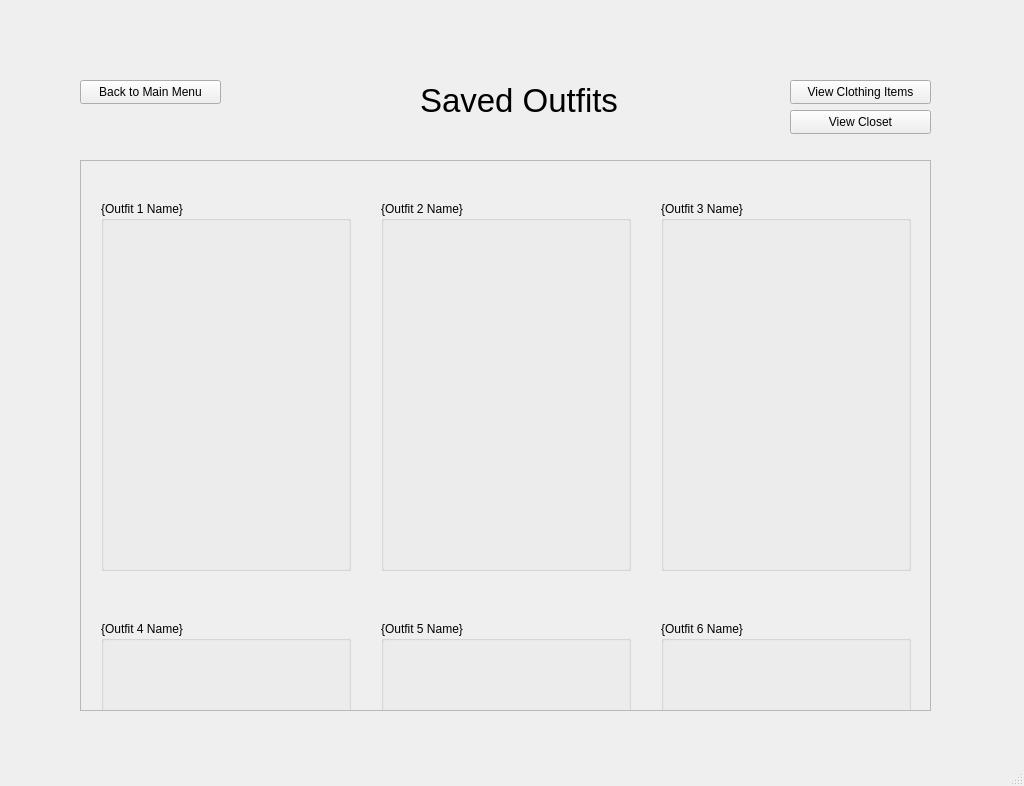
Old version of the form code/outfitswindow.ui in the repository fmarque/Smart-Wardrobe-Organizer.
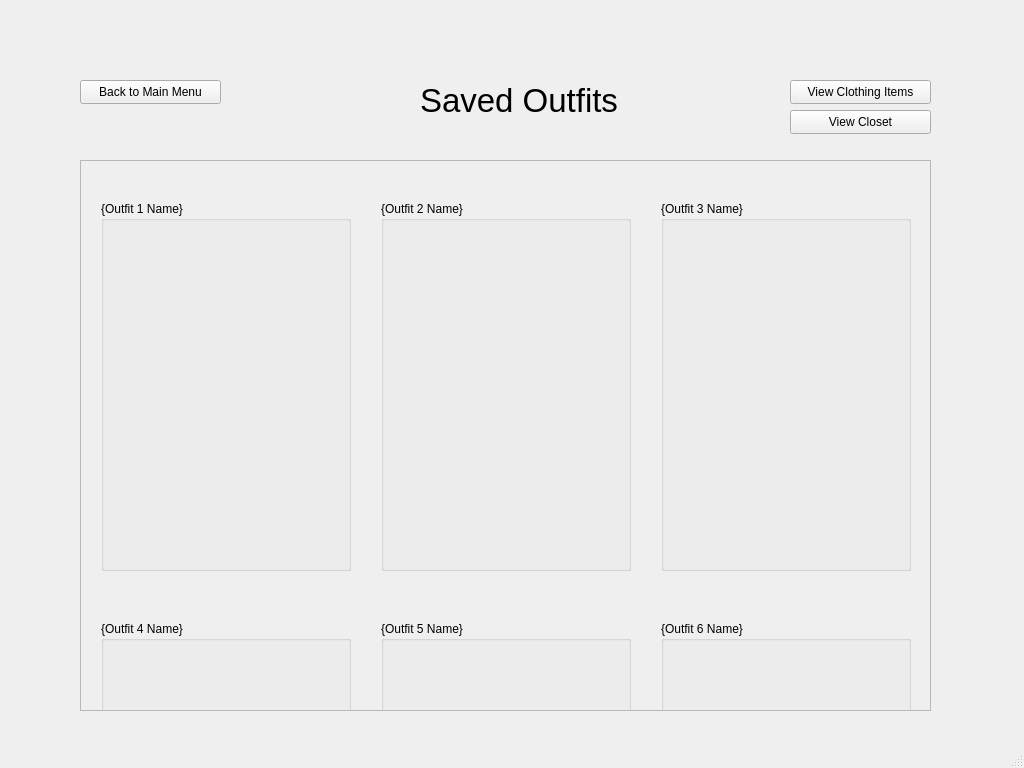
New version of the form.

```diff
--- a/code/outfitswindow.ui
+++ b/code/outfitswindow.ui
@@ -7,7 +7,7 @@
     <x>0</x>
     <y>0</y>
     <width>1024</width>
-    <height>786</height>
+    <height>768</height>
    </rect>
   </property>
   <property name="windowTitle">
```
